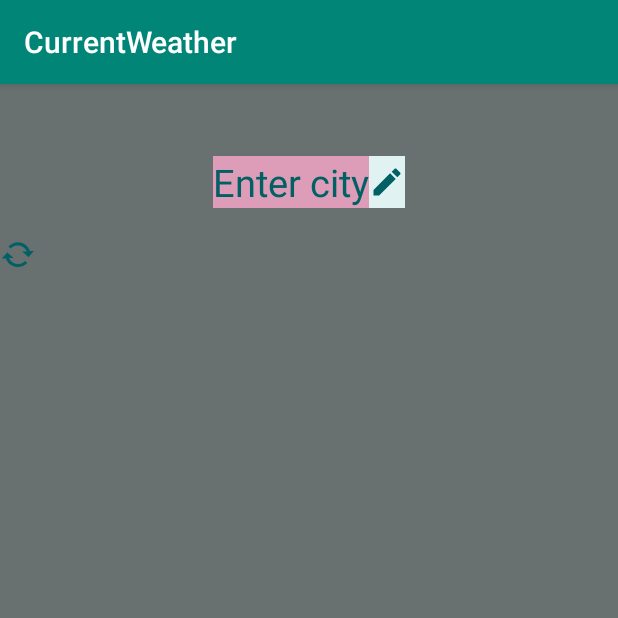
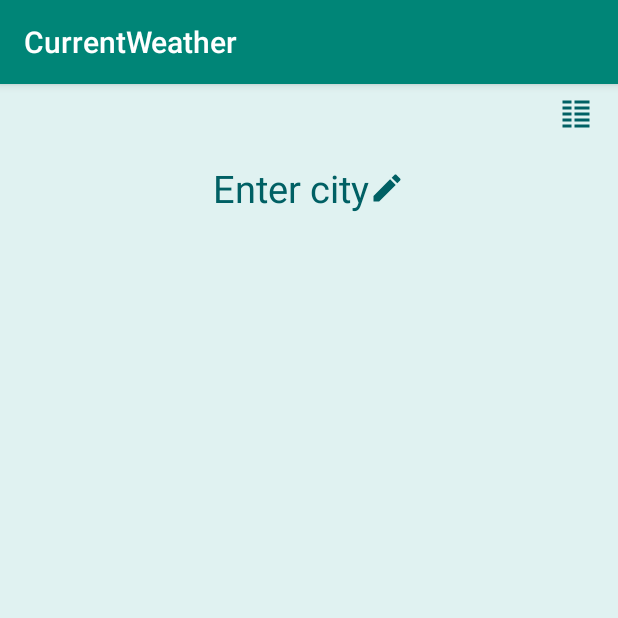
Before and after one commit to Arya-Domina/CurrentWeather, an Android app: the screen it shows after launch (MainActivity), after a tap on an icon or button, on a phone screen of 412 x 824 dp, the top half of it. Run offline under Robolectric (Android 15) with nearby library versions, the phone set to English and light mode, and no system bars; libraries missing offline, so code that uses them is left out: com.jjoe64.graphview; 12 statements that could not run were skipped; 1 other tap on this screen came first.

Commit message:
Switch icon b/t details and forecast.

```diff
--- a/app/src/main/java/com/example/currentweather/MainActivity.kt
+++ b/app/src/main/java/com/example/currentweather/MainActivity.kt
@@ -123,9 +123,13 @@
 
     private fun updateFragment(cityName: String? = null) { // set new Fragment
         Logger.log("MainActivity", "updateFragment $fragmentType")
-        val newFragment = if (fragmentType == FragmentForecast::class.java.simpleName)
+        val newFragment = if (fragmentType == FragmentForecast::class.java.simpleName) {
+            switch_view.setImageDrawable(resources.getDrawable(R.drawable.ic_switch_details, theme))
             FragmentForecast()
-        else FragmentDetails()
+        } else {
+            switch_view.setImageDrawable(resources.getDrawable(R.drawable.ic_switch_forecast, theme))
+            FragmentDetails()
+        }
         supportFragmentManager.replaceFragment(newFragment)
 
         getFragment().observe(cityName, city_name)
--- /dev/null
+++ b/app/src/main/res/drawable/ic_switch_details.xml
@@ -0,0 +1,10 @@
+<?xml version="1.0" encoding="utf-8"?>
+<vector xmlns:android="http://schemas.android.com/apk/res/android"
+    android:width="24dp"
+    android:height="24dp"
+    android:viewportWidth="24"
+    android:viewportHeight="24">
+    <path
+        android:fillColor="#000"
+        android:pathData="M3,3H9V5H3V3M11,3H21V5H11V3M3,7H9V9H3V7M11,7H21V9H11V7M3,11H9V13H3V11M13,11H21V13H11V11M3,15H9V17H3V15M13,15H21V17H11V15M3,19H9V21H3V19M13,19H21V21H11V19Z" />
+</vector>
--- /dev/null
+++ b/app/src/main/res/drawable/ic_switch_forecast.xml
@@ -0,0 +1,10 @@
+<?xml version="1.0" encoding="utf-8"?>
+<vector xmlns:android="http://schemas.android.com/apk/res/android"
+    android:width="24dp"
+    android:height="24dp"
+    android:viewportWidth="24"
+    android:viewportHeight="24">
+    <path
+        android:fillColor="#000"
+        android:pathData="M9.96,11.31C10.82,8.1 11.5,6 13,6C14.5,6 15.18,8.1 16.04,11.31C17,14.92 18.1,19 22,19V17C19.8,17 19,14.54 17.97,10.8C17.08,7.46 16.15,4 13,4C9.85,4 8.92,7.46 8.03,10.8C7.03,14.54 6.2,17 4,17V2H2V22H22V20H4V19C7.9,19 9,14.92 9.96,11.31Z" />
+</vector>
--- a/app/src/main/res/layout/activity_main.xml
+++ b/app/src/main/res/layout/activity_main.xml
@@ -18,12 +18,22 @@
             android:layout_height="wrap_content"
             android:orientation="vertical">
 
+            <ImageView
+                android:id="@+id/switch_view"
+                android:layout_width="wrap_content"
+                android:layout_height="wrap_content"
+                android:layout_gravity="end"
+                android:layout_marginTop="8dp"
+                android:layout_marginEnd="@dimen/margin"
+                android:src="@drawable/ic_switch_details"
+                android:tint="@color/city_color" />
+
             <TextView
                 android:id="@+id/city_name"
                 android:layout_width="wrap_content"
                 android:layout_height="wrap_content"
                 android:layout_gravity="center_horizontal"
-                android:layout_marginTop="48dp"
+                android:layout_marginTop="@dimen/city_margin"
                 android:drawableEnd="@drawable/ic_edit"
                 android:drawableTint="@color/city_color"
                 android:text="@string/enter_city"
@@ -35,7 +45,7 @@
                 android:layout_width="wrap_content"
                 android:layout_height="wrap_content"
                 android:layout_gravity="center_horizontal"
-                android:layout_marginTop="48dp"
+                android:layout_marginTop="@dimen/city_margin"
                 android:background="@color/background"
                 android:drawableEnd="@drawable/ic_edit"
                 android:drawableTint="@color/city_color"
@@ -52,14 +62,6 @@
                 android:layout_height="wrap_content"
                 android:layout_gravity="center_horizontal"
                 android:text="@string/empty" />
-
-            <ImageView
-                android:id="@+id/switch_view"
-                android:layout_width="wrap_content"
-                android:layout_height="wrap_content"
-                android:src="@android:drawable/stat_notify_sync"
-                android:tint="@color/city_color" />
-
         </LinearLayout>
     </androidx.core.widget.NestedScrollView>
 </androidx.swiperefreshlayout.widget.SwipeRefreshLayout>
--- a/app/src/main/res/values/dimens.xml
+++ b/app/src/main/res/values/dimens.xml
@@ -1,9 +1,9 @@
 <?xml version="1.0" encoding="utf-8"?>
 <resources>
     <dimen name="city_size">25sp</dimen>
-    <dimen name="loading_size">28dp</dimen>
+    <dimen name="city_margin">20dp</dimen>
     <dimen name="temperature_size">45sp</dimen>
-    <dimen name="temperature_margin">75dp</dimen>
+    <dimen name="temperature_margin">40dp</dimen>
     <dimen name="margin">16dp</dimen>
 
     <dimen name="widget_margin">8dp</dimen>
```
